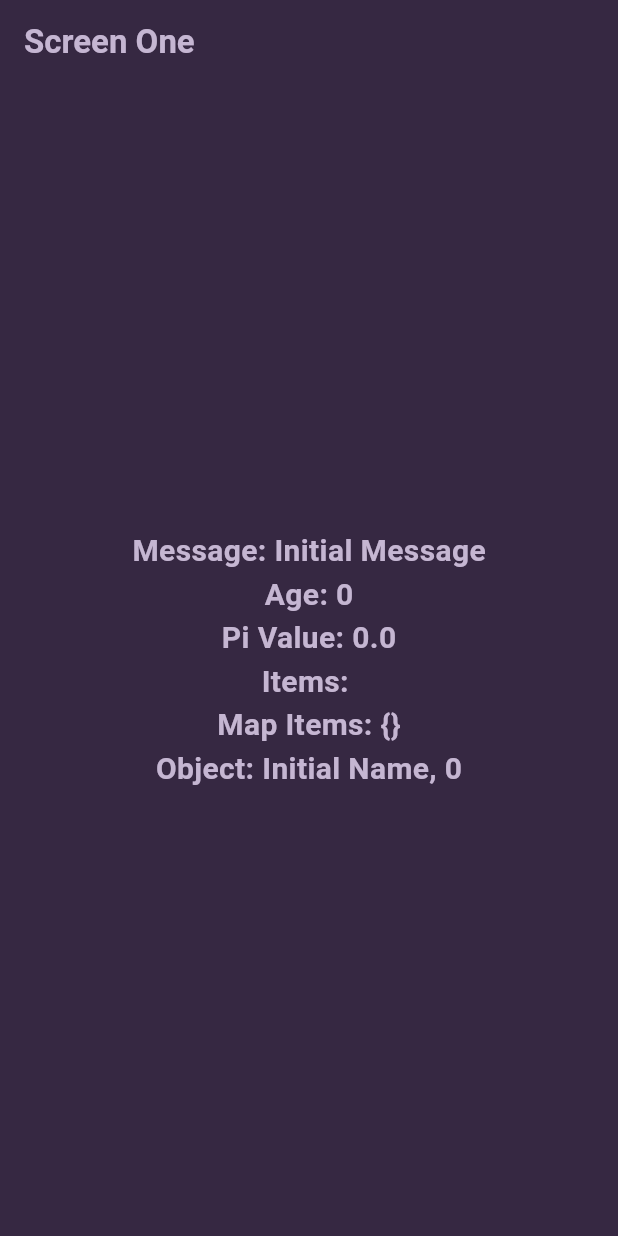
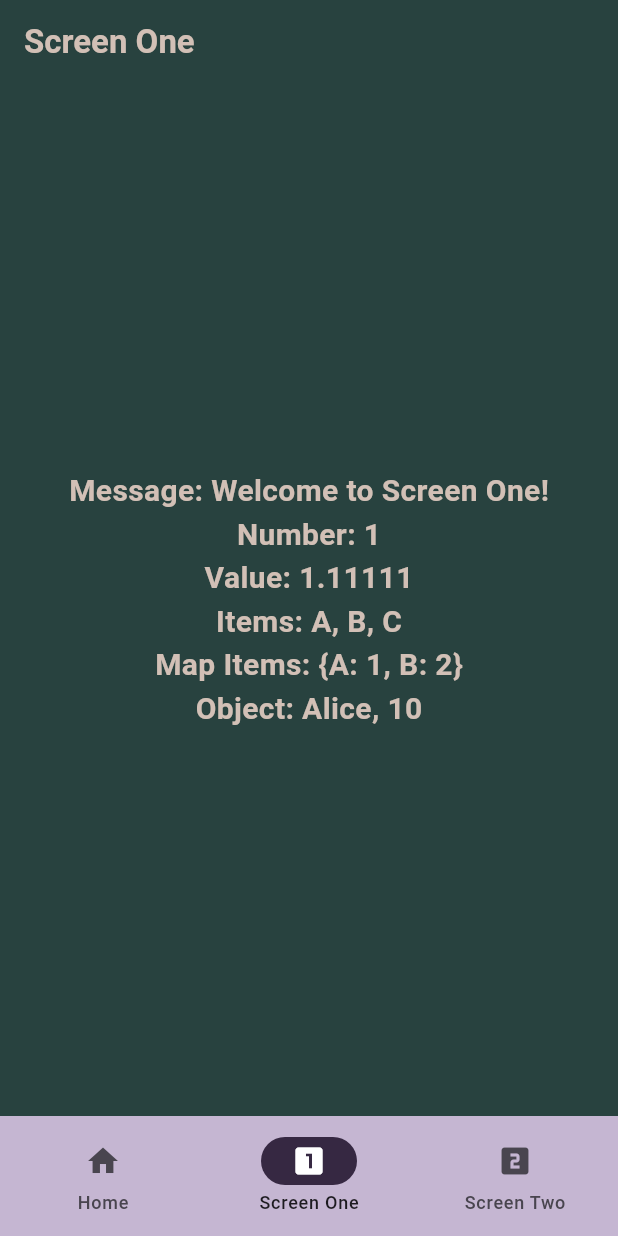
Before and after one commit to Ruchit-Bhut/event_bus_example, a Flutter app: the screen it shows after launch, after a tap on "Screen One", on a phone screen of 412 x 824 dp. Run offline on Flutter 3.47's test engine with Material 3 defaults, Android fonts, the phone set to English and light mode, and no system bars; our stand-ins replace event_bus.

Commit message:
Event Bus Example Using Bottom Navigation Bar and change data in two type
1) With Provider to Change Data
2) Without Provider, Using setState.
3) change data and also navigation to that screen with bottom navigation and also change that particular screen background color.

```diff
--- /dev/null
+++ b/lib/chang_data_color_bottom_screen_at_click/all_events_class/color_data_events.dart
@@ -0,0 +1,54 @@
+class StringsEvent {
+  final String message;
+
+  StringsEvent(this.message);
+}
+
+class IntegerEvent {
+  final int number;
+
+  IntegerEvent(this.number);
+}
+
+class DoublesEvent {
+  final double value;
+
+  DoublesEvent(this.value);
+}
+
+class ListsEvent {
+  final List<String> items;
+
+  ListsEvent(this.items);
+}
+
+class MapsEvent {
+  final Map<String, int> items;
+
+  MapsEvent(this.items);
+}
+
+class ObjectsEvent {
+  final MyObjects myObject;
+
+  ObjectsEvent(this.myObject);
+}
+
+class MyObjects {
+  final String name;
+  final int age;
+
+  MyObjects(this.name, this.age);
+}
+
+class ActiveScreenEvent {
+  final String screenName;
+
+  ActiveScreenEvent(this.screenName);
+}
+
+class ActiveTextEvent {
+  final String screenName;
+
+  ActiveTextEvent(this.screenName);
+}
--- /dev/null
+++ b/lib/chang_data_color_bottom_screen_at_click/all_events_class/event_mixin.dart
@@ -0,0 +1,125 @@
+import 'dart:async';
+import 'package:event_bus_example/chang_data_color_bottom_screen_at_click/all_events_class/color_data_events.dart';
+import 'package:event_bus_example/event_example/event_bus.dart';
+import 'package:flutter/material.dart';
+
+mixin EventMixin<T extends StatefulWidget> on State<T> {
+  String _message = "Empty Message";
+  int _number = 0;
+  double _value = 0.0;
+  List<String> _items = [];
+  Map<String, int> _mapItems = {};
+  MyObjects _myObject = MyObjects("No Name", 0);
+  final Color _defaultTextColor = const Color(0xffc5b6d2);
+  final Color _activeTextColor = const Color(0xffd2c0b6);
+
+  final Color _defaultBackgroundColor = const Color(0xff362842);
+  final Color _activeBackgroundColor = const Color(0xff28423f);
+  bool _isActiveScreen = false;
+
+  final List<StreamSubscription> _subscriptions = [];
+
+  @override
+  void initState() {
+    super.initState();
+
+    _subscriptions.add(eventBus.on<ActiveScreenEvent>().listen((event) {
+      if (mounted && event.screenName == T.toString()) {
+        setState(() {
+          _isActiveScreen = true;
+        });
+      } else if (mounted) {
+        setState(() {
+          _isActiveScreen = false;
+        });
+      }
+    }));
+
+
+    _subscriptions.add(eventBus.on<ActiveTextEvent>().listen((event) {
+      if (mounted && event.screenName == T.toString()) {
+        setState(() {
+          _isActiveScreen = true;
+        });
+      } else if (mounted) {
+        setState(() {
+          _isActiveScreen = false;
+        });
+      }
+    }));
+
+    _subscriptions.add(eventBus.on<StringsEvent>().listen((event) {
+      if (mounted) {
+        setState(() {
+          _message = event.message;
+        });
+      }
+    }));
+
+    _subscriptions.add(eventBus.on<IntegerEvent>().listen((event) {
+      if (mounted) {
+        setState(() {
+          _number = event.number;
+        });
+      }
+    }));
+
+    _subscriptions.add(eventBus.on<DoublesEvent>().listen((event) {
+      if (mounted) {
+        setState(() {
+          _value = event.value;
+        });
+      }
+    }));
+
+    _subscriptions.add(eventBus.on<ListsEvent>().listen((event) {
+      if (mounted) {
+        setState(() {
+          _items = event.items;
+        });
+      }
+    }));
+
+    _subscriptions.add(eventBus.on<MapsEvent>().listen((event) {
+      if (mounted) {
+        setState(() {
+          _mapItems = event.items;
+        });
+      }
+    }));
+
+    _subscriptions.add(eventBus.on<ObjectsEvent>().listen((event) {
+      if (mounted) {
+        setState(() {
+          _myObject = event.myObject;
+        });
+      }
+    }));
+  }
+
+  @override
+  void dispose() {
+    for (var subscription in _subscriptions) {
+      subscription.cancel();
+    }
+    super.dispose();
+  }
+
+  String get message => _message;
+
+  int get number => _number;
+
+  double get value => _value;
+
+  List<String> get items => _items;
+
+  Map<String, int> get mapItems => _mapItems;
+
+  MyObjects get myObject => _myObject;
+
+
+  Color get backgroundColor =>
+      _isActiveScreen ? _activeBackgroundColor : _defaultBackgroundColor;
+
+  Color get textColor => _isActiveScreen ? _activeTextColor : _defaultTextColor;
+}
--- /dev/null
+++ b/lib/chang_data_color_bottom_screen_at_click/bottom_bar/navigation_example.dart
@@ -0,0 +1,78 @@
+import 'package:event_bus_example/chang_data_color_bottom_screen_at_click/data_screen/home_screen.dart';
+import 'package:event_bus_example/chang_data_color_bottom_screen_at_click/data_screen/screen_one.dart';
+import 'package:event_bus_example/chang_data_color_bottom_screen_at_click/data_screen/screen_two.dart';
+import 'package:flutter/material.dart';
+class NavigationExample extends StatefulWidget {
+  const NavigationExample({super.key});
+
+  @override
+  State<NavigationExample> createState() => NavigationExampleState();
+}
+
+class NavigationExampleState extends State<NavigationExample> {
+  int currentPageIndex = 0;
+
+  void navigateToScreen(int index) {
+    setState(() {
+      currentPageIndex = index;
+    });
+  }
+
+  @override
+  Widget build(BuildContext context) {
+    return Scaffold(
+      bottomNavigationBar: NavigationBar(
+        backgroundColor: const Color(0xffc5b6d2),
+        onDestinationSelected: (int index) {
+          setState(() {
+            currentPageIndex = index;
+          });
+        },
+        indicatorColor: const Color(0xff362842),
+        selectedIndex: currentPageIndex,
+        destinations: const <Widget>[
+          NavigationDestination(
+            selectedIcon: Icon(
+              Icons.home,
+              color: Colors.white,
+            ),
+            icon: Icon(Icons.home),
+            label: 'Home',
+          ),
+          NavigationDestination(
+            selectedIcon: Icon(
+              Icons.looks_one,
+              color: Colors.white,
+            ),
+            icon: Icon(Icons.looks_one),
+            label: 'Screen One',
+          ),
+          NavigationDestination(
+            selectedIcon: Icon(
+              Icons.looks_two,
+              color: Colors.white,
+            ),
+            icon: Icon(Icons.looks_two),
+            label: 'Screen Two',
+          ),
+        ],
+      ),
+      body: Stack(
+        children: [
+          Offstage(
+            offstage: currentPageIndex != 0,
+            child: const HomeScreen(),
+          ),
+          Offstage(
+            offstage: currentPageIndex != 1,
+            child: const ScreenOne(),
+          ),
+          Offstage(
+            offstage: currentPageIndex != 2,
+            child: const ScreenTwo(),
+          ),
+        ],
+      ),
+    );
+  }
+}
--- /dev/null
+++ b/lib/chang_data_color_bottom_screen_at_click/data_screen/home_screen.dart
@@ -0,0 +1,92 @@
+import 'package:event_bus_example/chang_data_color_bottom_screen_at_click/all_events_class/color_data_events.dart' as events;
+import 'package:event_bus_example/chang_data_color_bottom_screen_at_click/all_events_class/color_data_events.dart';
+import 'package:event_bus_example/chang_data_color_bottom_screen_at_click/bottom_bar/navigation_example.dart';
+import 'package:event_bus_example/event_example/event_bus.dart';
+import 'package:flutter/material.dart';
+
+
+
+class HomeScreen extends StatelessWidget {
+  const HomeScreen({super.key});
+
+  void _sendEventsAndNavigate(BuildContext context, String screenName) {
+    final navigationState = context.findAncestorStateOfType<NavigationExampleState>();
+    if (navigationState != null) {
+      navigationState.navigateToScreen(screenName == 'One' ? 1 : 2);
+
+      Future.delayed(Duration.zero, () {
+        String message = screenName == 'One' ? 'Welcome to Screen One!' : 'Welcome to Screen Two!';
+        int number = screenName == 'One' ? 1 : 2;
+        double value = screenName == 'One' ? 1.11111 : 2.22222;
+        List<String> items = screenName == 'One' ? ['A', 'B', 'C'] : ['X', 'Y', 'Z'];
+        Map<String, int> mapItems = screenName == 'One' ? {'A': 1, 'B': 2} : {'X': 10, 'Y': 20};
+        String objectName = screenName == 'One' ? 'Alice' : 'Bob';
+
+        eventBus.fire(ActiveScreenEvent('Screen$screenName'));
+        eventBus.fire(events.StringsEvent(message));
+        eventBus.fire(events.IntegerEvent(number));
+        eventBus.fire(events.DoublesEvent(value));
+        eventBus.fire(events.ListsEvent(items));
+        eventBus.fire(events.MapsEvent(mapItems));
+        eventBus.fire(events.ObjectsEvent(events.MyObjects(objectName, number * 10)));
+      });
+    }
+  }
+
+
+  @override
+  Widget build(BuildContext context) {
+    return Scaffold(
+      backgroundColor: const Color(0xff362842),
+      appBar: AppBar(
+        backgroundColor: const Color(0xff362842),
+        title: const Text(
+          'Home Screen',
+          style: TextStyle(
+            color: Color(0xffc5b6d2),
+            fontWeight: FontWeight.bold,
+          ),
+        ),
+      ),
+      body: Center(
+        child: Column(
+          mainAxisAlignment: MainAxisAlignment.spaceEvenly,
+          children: [
+            _buildNavigationButton(context, 'Screen One'),
+            _buildNavigationButton(context, 'Screen Two'),
+          ],
+        ),
+      ),
+    );
+  }
+
+  Widget _buildNavigationButton(BuildContext context, String label) {
+    return GestureDetector(
+      onTap: () => _sendEventsAndNavigate(context, label.split(' ').last),
+      child: Container(
+        height: MediaQuery.of(context).size.height / 30,
+        width: MediaQuery.of(context).size.width / 2.5,
+        decoration: BoxDecoration(
+          color: const Color(0xffc5b6d2),
+          borderRadius: BorderRadius.circular(20),
+          boxShadow: const [
+            BoxShadow(
+              color: Color(0xfff2ceae),
+              blurRadius: 8,
+            ),
+          ],
+        ),
+        child: Center(
+          child: Text(
+            label,
+            style: const TextStyle(
+              color: Color(0xff111135),
+              fontSize: 20,
+              fontWeight: FontWeight.w600,
+            ),
+          ),
+        ),
+      ),
+    );
+  }
+}
--- /dev/null
+++ b/lib/chang_data_color_bottom_screen_at_click/data_screen/screen_one.dart
@@ -0,0 +1,84 @@
+import 'package:event_bus_example/chang_data_color_bottom_screen_at_click/all_events_class/event_mixin.dart';
+import 'package:flutter/material.dart';
+
+class ScreenOne extends StatefulWidget {
+  const ScreenOne({super.key});
+
+  @override
+  _ScreenOneState createState() => _ScreenOneState();
+}
+
+class _ScreenOneState extends State<ScreenOne> with EventMixin<ScreenOne> {
+
+  @override
+  Widget build(BuildContext context) {
+    return Scaffold(
+      backgroundColor: backgroundColor,
+      appBar: AppBar(
+        backgroundColor: backgroundColor,
+        title:  Text(
+          'Screen One',
+          style: TextStyle(
+            color: textColor,
+            fontWeight: FontWeight.bold,
+          ),
+        ),
+      ),
+      body: Center(
+        child: Column(
+          mainAxisAlignment: MainAxisAlignment.center,
+          children: [
+            Text(
+              'Message: $message',
+              style:  TextStyle(
+                color: textColor,
+                fontSize: 20,
+                fontWeight: FontWeight.w600,
+              ),
+            ),
+            Text(
+              'Number: $number',
+              style:  TextStyle(
+                color: textColor,
+                fontSize: 20,
+                fontWeight: FontWeight.w600,
+              ),
+            ),
+            Text(
+              'Value: $value',
+              style:  TextStyle(
+                color: textColor,
+                fontSize: 20,
+                fontWeight: FontWeight.w600,
+              ),
+            ),
+            Text(
+              'Items: ${items.join(', ')}',
+              style:  TextStyle(
+                color: textColor,
+                fontSize: 20,
+                fontWeight: FontWeight.w600,
+              ),
+            ),
+            Text(
+              'Map Items: $mapItems',
+              style:  TextStyle(
+                color: textColor,
+                fontSize: 20,
+                fontWeight: FontWeight.w600,
+              ),
+            ),
+            Text(
+              'Object: ${myObject.name}, ${myObject.age}',
+              style:  TextStyle(
+                color: textColor,
+                fontSize: 20,
+                fontWeight: FontWeight.w600,
+              ),
+            ),
+          ],
+        ),
+      ),
+    );
+  }
+}
--- /dev/null
+++ b/lib/chang_data_color_bottom_screen_at_click/data_screen/screen_two.dart
@@ -0,0 +1,83 @@
+import 'package:event_bus_example/chang_data_color_bottom_screen_at_click/all_events_class/event_mixin.dart';
+import 'package:flutter/material.dart';
+
+class ScreenTwo extends StatefulWidget {
+  const ScreenTwo({super.key});
+
+  @override
+  _ScreenTwoState createState() => _ScreenTwoState();
+}
+
+class _ScreenTwoState extends State<ScreenTwo> with EventMixin<ScreenTwo> {
+  @override
+  Widget build(BuildContext context) {
+    return Scaffold(
+      backgroundColor: backgroundColor,
+      appBar: AppBar(
+        backgroundColor: backgroundColor,
+        title: Text(
+          'Screen Two',
+          style: TextStyle(
+            color: textColor,
+            fontWeight: FontWeight.bold,
+          ),
+        ),
+      ),
+      body: Center(
+        child: Column(
+          mainAxisAlignment: MainAxisAlignment.center,
+          children: [
+            Text(
+              'Message: $message',
+              style: TextStyle(
+                color: textColor,
+                fontSize: 20,
+                fontWeight: FontWeight.w600,
+              ),
+            ),
+            Text(
+              'Number: $number',
+              style: TextStyle(
+                color: textColor,
+                fontSize: 20,
+                fontWeight: FontWeight.w600,
+              ),
+            ),
+            Text(
+              'Value: $value',
+              style: TextStyle(
+                color: textColor,
+                fontSize: 20,
+                fontWeight: FontWeight.w600,
+              ),
+            ),
+            Text(
+              'Items: ${items.join(', ')}',
+              style: TextStyle(
+                color: textColor,
+                fontSize: 20,
+                fontWeight: FontWeight.w600,
+              ),
+            ),
+            Text(
+              'Map Items: $mapItems',
+              style: TextStyle(
+                color: textColor,
+                fontSize: 20,
+                fontWeight: FontWeight.w600,
+              ),
+            ),
+            Text(
+              'Object: ${myObject.name}, ${myObject.age}',
+              style: TextStyle(
+                color: textColor,
+                fontSize: 20,
+                fontWeight: FontWeight.w600,
+              ),
+            ),
+          ],
+        ),
+      ),
+    );
+  }
+}
--- a/lib/main.dart
+++ b/lib/main.dart
@@ -1,4 +1,5 @@
 import 'package:event_bus_example/bottom_bar/with_provider_bottom_bar.dart';
+import 'package:event_bus_example/chang_data_color_bottom_screen_at_click/bottom_bar/navigation_example.dart';
 import 'package:event_bus_example/without_provider/without_provider_bottom_bar.dart';
 import 'package:event_bus_example/without_provider/without_provider_screens/without_screen_one.dart';
 import 'package:event_bus_example/without_provider/without_provider_screens/without_screen_two.dart';
@@ -32,6 +33,7 @@ class MyApp extends StatelessWidget {
 
 
 
+/*
 
 /// Without Provider Void Main
 void main() {
@@ -53,3 +55,27 @@ class MyApp extends StatelessWidget {
     );
   }
 }
+*/
+
+
+import 'package:event_bus/event_bus.dart';
+
+EventBus eventBus = EventBus();
+
+void main() {
+  runApp(
+    const MyApp(),
+  );
+}
+
+class MyApp extends StatelessWidget {
+  const MyApp({super.key});
+
+  @override
+  Widget build(BuildContext context) {
+    return const MaterialApp(
+      debugShowCheckedModeBanner: false,
+      home: NavigationExample(),
+    );
+  }
+}
```
